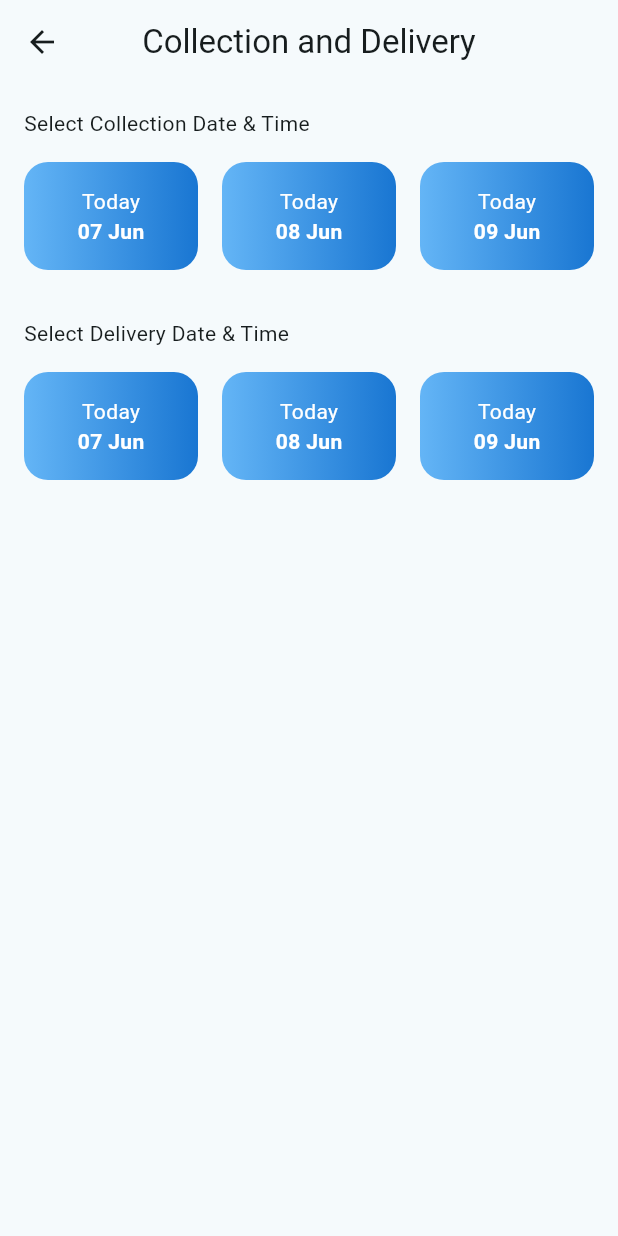
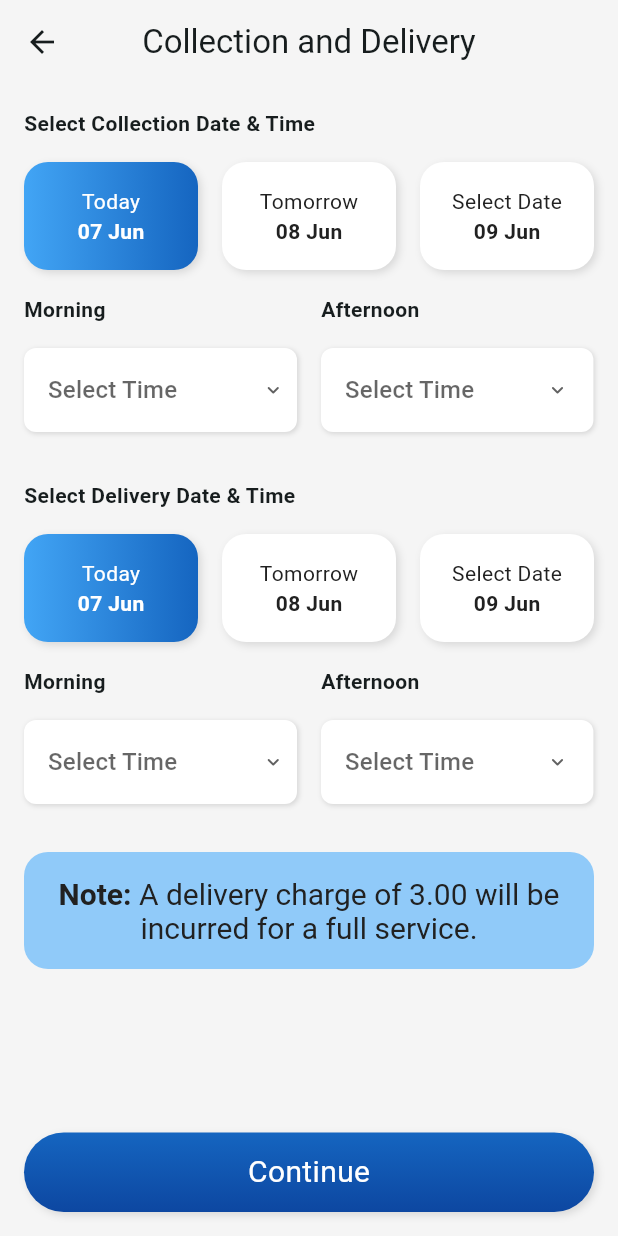
Before and after one commit to dizayn3r/Flutter-Task, a Flutter app: the CollectionDeliveryScreen screen opened directly, on a phone screen of 412 x 824 dp. Run offline on Flutter 3.47's test engine with Material 3 defaults, Android fonts, the phone set to English and light mode, and no system bars; our stand-ins replace image_picker.

Commit message:
collection and delivery date and time

```diff
--- /dev/null
+++ b/lib/core/enums/time_slots.dart
@@ -0,0 +1,20 @@
+class MorningSlots {
+  static const List<String> slots = [
+    "7:00am - 8:00am",
+    "8:00am - 9:00am",
+    "9:00am - 10:00am",
+    "10:00am - 11:00am",
+    "11:00am - 12:00am",
+  ];
+}
+
+class AfternoonSlots {
+  static const List<String> slots = [
+    "12:00pm - 1:00pm",
+    "1:00pm - 2:00pm",
+    "2:00pm - 3:00pm",
+    "3:00pm - 4:00pm",
+    "4:00pm - 5:00pm",
+    "5:00pm - 6:00pm",
+  ];
+}
--- a/lib/ui/screens/collection_delivery/collection_delivery_screen.dart
+++ b/lib/ui/screens/collection_delivery/collection_delivery_screen.dart
@@ -1,4 +1,9 @@
+import 'dart:developer';
+
 import 'package:flutter/material.dart';
+import 'package:flutter_interview_task/ui/widgets/collection_delivery/date_radio_button.dart';
+import 'package:flutter_interview_task/ui/widgets/collection_delivery/time_slot_selection.dart';
+import 'package:flutter_interview_task/ui/widgets/show_snackbar.dart';
 import 'package:intl/intl.dart';
 
 class CollectionDeliveryScreen extends StatefulWidget {
@@ -10,215 +15,243 @@ class CollectionDeliveryScreen extends StatefulWidget {
 
 class _CollectionDeliveryScreenState extends State<CollectionDeliveryScreen> {
   DateTime now = DateTime.now();
+  DateTime? collectionDate;
+  String? collectionMorningTimeSlot;
+  String? collectionAfternoonTimeSlot;
+  DateTime? deliveryDate;
+  String? deliveryMorningTimeSlot;
+  String? deliveryAfternoonTimeSlot;
+
+  @override
+  void initState() {
+    collectionDate = now;
+    deliveryDate = now;
+    super.initState();
+  }
 
   @override
   Widget build(BuildContext context) {
     return Scaffold(
+      backgroundColor: const Color(0xFFF5F5F5),
       appBar: AppBar(
         title: const Text("Collection and Delivery"),
+        backgroundColor: const Color(0xFFF5F5F5),
       ),
       body: Padding(
         padding: const EdgeInsets.all(16.0),
         child: Column(
           crossAxisAlignment: CrossAxisAlignment.start,
           children: [
-            const Text("Select Collection Date & Time"),
+            const Text(
+              "Select Collection Date & Time",
+              style: TextStyle(
+                fontWeight: FontWeight.bold,
+              ),
+            ),
             const SizedBox(height: 16.0),
             Row(
               children: [
+                /// Today
                 Expanded(
-                  child: Container(
-                    padding: const EdgeInsets.all(16.0),
-                    decoration: BoxDecoration(
-                      gradient: LinearGradient(
-                        colors: [Colors.blue.shade300, Colors.blue.shade700],
-                        begin: Alignment.centerLeft,
-                        end: Alignment.centerRight,
-                      ),
-                      borderRadius: BorderRadius.circular(16.0),
-                    ),
-                    child: Column(
-                      children: [
-                        const Text(
-                          "Today",
-                          style: TextStyle(
-                            color: Colors.white,
-                          ),
-                        ),
-                        Text(
-                          DateFormat("dd MMM").format(now),
-                          style: const TextStyle(
-                            color: Colors.white,
-                            fontWeight: FontWeight.bold,
-                          ),
-                        ),
-                      ],
-                    ),
+                  child: DateRadioButton(
+                    value: collectionDate!,
+                    groupValue: now,
+                    onChanged: (value) {
+                      setState(() {
+                        collectionDate = value;
+                      });
+                    },
                   ),
                 ),
                 const SizedBox(width: 16.0),
+
+                /// Tomorrow
                 Expanded(
-                  child: Container(
-                    padding: const EdgeInsets.all(16.0),
-                    decoration: BoxDecoration(
-                      gradient: LinearGradient(
-                        colors: [Colors.blue.shade300, Colors.blue.shade700],
-                        begin: Alignment.centerLeft,
-                        end: Alignment.centerRight,
-                      ),
-                      borderRadius: BorderRadius.circular(16.0),
-                    ),
-                    child: Column(
-                      children: [
-                        const Text(
-                          "Today",
-                          style: TextStyle(
-                            color: Colors.white,
-                          ),
-                        ),
-                        Text(
-                          DateFormat("dd MMM").format(now.add(const Duration(days: 1))),
-                          style: const TextStyle(
-                            color: Colors.white,
-                            fontWeight: FontWeight.bold,
-                          ),
-                        ),
-                      ],
-                    ),
+                  child: DateRadioButton(
+                    value: collectionDate!,
+                    groupValue: now.add(const Duration(days: 1)),
+                    onChanged: (value) {
+                      setState(() {
+                        collectionDate = value;
+                      });
+                    },
                   ),
                 ),
                 const SizedBox(width: 16.0),
+
+                /// Day After tomorrow
                 Expanded(
-                  child: Container(
-                    padding: const EdgeInsets.all(16.0),
-                    decoration: BoxDecoration(
-                      gradient: LinearGradient(
-                        colors: [Colors.blue.shade300, Colors.blue.shade700],
-                        begin: Alignment.centerLeft,
-                        end: Alignment.centerRight,
-                      ),
-                      borderRadius: BorderRadius.circular(16.0),
-                    ),
-                    child: Column(
-                      children: [
-                        const Text(
-                          "Today",
-                          style: TextStyle(
-                            color: Colors.white,
-                          ),
-                        ),
-                        Text(
-                          DateFormat("dd MMM").format(now.add(const Duration(days: 2))),
-                          style: const TextStyle(
-                            color: Colors.white,
-                            fontWeight: FontWeight.bold,
-                          ),
-                        ),
-                      ],
-                    ),
+                  child: DateRadioButton(
+                    value: collectionDate!,
+                    groupValue: now.add(const Duration(days: 2)),
+                    onChanged: (value) {
+                      setState(() {
+                        collectionDate = value;
+                      });
+                    },
                   ),
                 ),
               ],
             ),
+            const SizedBox(height: 16.0),
+            TimeSlotSelection(
+              morningTimeslot: collectionMorningTimeSlot,
+              afternoonTimeslot: collectionAfternoonTimeSlot,
+              onMorningTimeslotChanged: (value) {
+                setState(() {
+                  collectionAfternoonTimeSlot = null;
+                  collectionMorningTimeSlot = value;
+                });
+              },
+              onAfternoonTimeslotChanged: (value) {
+                setState(() {
+                  collectionMorningTimeSlot = null;
+                  collectionAfternoonTimeSlot = value;
+                });
+              },
+            ),
             const SizedBox(height: 32.0),
-            const Text("Select Delivery Date & Time"),
+            const Text(
+              "Select Delivery Date & Time",
+              style: TextStyle(
+                fontWeight: FontWeight.bold,
+              ),
+            ),
             const SizedBox(height: 16.0),
             Row(
               children: [
+                /// Today
                 Expanded(
-                  child: Container(
-                    padding: const EdgeInsets.all(16.0),
-                    decoration: BoxDecoration(
-                      gradient: LinearGradient(
-                        colors: [Colors.blue.shade300, Colors.blue.shade700],
-                        begin: Alignment.centerLeft,
-                        end: Alignment.centerRight,
-                      ),
-                      borderRadius: BorderRadius.circular(16.0),
-                    ),
-                    child: Column(
-                      children: [
-                        const Text(
-                          "Today",
-                          style: TextStyle(
-                            color: Colors.white,
-                          ),
-                        ),
-                        Text(
-                          DateFormat("dd MMM").format(now),
-                          style: const TextStyle(
-                            color: Colors.white,
-                            fontWeight: FontWeight.bold,
-                          ),
-                        ),
-                      ],
-                    ),
+                  child: DateRadioButton(
+                    value: deliveryDate!,
+                    groupValue: now,
+                    onChanged: (value) {
+                      setState(() {
+                        deliveryDate = value;
+                      });
+                    },
                   ),
                 ),
                 const SizedBox(width: 16.0),
+
+                /// Tomorrow
                 Expanded(
-                  child: Container(
-                    padding: const EdgeInsets.all(16.0),
-                    decoration: BoxDecoration(
-                      gradient: LinearGradient(
-                        colors: [Colors.blue.shade300, Colors.blue.shade700],
-                        begin: Alignment.centerLeft,
-                        end: Alignment.centerRight,
-                      ),
-                      borderRadius: BorderRadius.circular(16.0),
-                    ),
-                    child: Column(
-                      children: [
-                        const Text(
-                          "Today",
-                          style: TextStyle(
-                            color: Colors.white,
-                          ),
-                        ),
-                        Text(
-                          DateFormat("dd MMM").format(now.add(const Duration(days: 1))),
-                          style: const TextStyle(
-                            color: Colors.white,
-                            fontWeight: FontWeight.bold,
-                          ),
-                        ),
-                      ],
-                    ),
+                  child: DateRadioButton(
+                    value: deliveryDate!,
+                    groupValue: now.add(const Duration(days: 1)),
+                    onChanged: (value) {
+                      setState(() {
+                        deliveryDate = value;
+                      });
+                    },
                   ),
                 ),
                 const SizedBox(width: 16.0),
+
+                /// Day After tomorrow
                 Expanded(
-                  child: Container(
-                    padding: const EdgeInsets.all(16.0),
-                    decoration: BoxDecoration(
-                      gradient: LinearGradient(
-                        colors: [Colors.blue.shade300, Colors.blue.shade700],
-                        begin: Alignment.centerLeft,
-                        end: Alignment.centerRight,
-                      ),
-                      borderRadius: BorderRadius.circular(16.0),
-                    ),
-                    child: Column(
-                      children: [
-                        const Text(
-                          "Today",
-                          style: TextStyle(
-                            color: Colors.white,
-                          ),
-                        ),
-                        Text(
-                          DateFormat("dd MMM").format(now.add(const Duration(days: 2))),
-                          style: const TextStyle(
-                            color: Colors.white,
-                            fontWeight: FontWeight.bold,
-                          ),
-                        ),
-                      ],
-                    ),
+                  child: DateRadioButton(
+                    value: deliveryDate!,
+                    groupValue: now.add(const Duration(days: 2)),
+                    onChanged: (value) {
+                      setState(() {
+                        deliveryDate = value;
+                      });
+                    },
                   ),
                 ),
               ],
             ),
+            const SizedBox(height: 16.0),
+            TimeSlotSelection(
+              morningTimeslot: deliveryMorningTimeSlot,
+              afternoonTimeslot: deliveryAfternoonTimeSlot,
+              onMorningTimeslotChanged: (value) {
+                setState(() {
+                  deliveryAfternoonTimeSlot = null;
+                  deliveryMorningTimeSlot = value;
+                });
+              },
+              onAfternoonTimeslotChanged: (value) {
+                setState(() {
+                  deliveryMorningTimeSlot = null;
+                  deliveryAfternoonTimeSlot = value;
+                });
+              },
+            ),
+            const SizedBox(height: 32.0),
+            Container(
+              padding: const EdgeInsets.all(16.0),
+              decoration: BoxDecoration(
+                color: Colors.blue.shade200,
+                borderRadius: BorderRadius.circular(16.0),
+              ),
+              child: RichText(
+                textAlign: TextAlign.center,
+                text: TextSpan(
+                  children: [
+                    TextSpan(
+                      text: "Note: ",
+                      style: TextStyle(
+                        color: Colors.grey.shade900,
+                        fontSize: 20.0,
+                        fontWeight: FontWeight.bold,
+                      ),
+                    ),
+                    TextSpan(
+                      text: "A delivery charge of 3.00 will be incurred for a full service.",
+                      style: TextStyle(
+                        color: Colors.grey.shade900,
+                        fontSize: 20.0,
+                      ),
+                    ),
+                  ],
+                ),
+              ),
+            ),
+            const Spacer(),
+            InkWell(
+              onTap: () {
+                if (!collectionDate!.isBefore(deliveryDate!)) {
+                  showSnackBar(
+                    context: context,
+                    text: "Delivery Date should be after collection date",
+                    color: Colors.red,
+                  );
+                } else {
+                  log("Collection Date: ${DateFormat("dd MMM").format(collectionDate!)}");
+                  log("Collection Timeslot: $collectionMorningTimeSlot, $collectionAfternoonTimeSlot");
+                  log("Delivery Date: ${DateFormat("dd MMM").format(deliveryDate!)}");
+                  log("Delivery Timeslot: $deliveryMorningTimeSlot, $deliveryAfternoonTimeSlot");
+                }
+              },
+              child: Container(
+                alignment: Alignment.center,
+                padding: const EdgeInsets.all(12.0),
+                decoration: BoxDecoration(
+                  gradient: LinearGradient(
+                    colors: [Colors.blue.shade800, Colors.blue.shade900],
+                    begin: Alignment.topCenter,
+                    end: Alignment.bottomCenter,
+                  ),
+                  borderRadius: BorderRadius.circular(40.0),
+                  boxShadow: const [
+                    BoxShadow(
+                      color: Colors.black12,
+                      offset: Offset(2, 2),
+                      blurRadius: 4,
+                    ),
+                  ],
+                ),
+                child: const Text(
+                  "Continue",
+                  style: TextStyle(
+                    color: Colors.white,
+                    fontSize: 20.0,
+                  ),
+                ),
+              ),
+            )
           ],
         ),
       ),
--- /dev/null
+++ b/lib/ui/widgets/collection_delivery/date_radio_button.dart
@@ -0,0 +1,87 @@
+import 'package:flutter/material.dart';
+import 'package:intl/intl.dart';
+
+class DateRadioButton extends StatefulWidget {
+  final DateTime value;
+  final DateTime groupValue;
+  final Color? unselectedColor;
+  final Color? selectedColor;
+  final Function(DateTime)? onChanged;
+
+  const DateRadioButton({
+    super.key,
+    required this.value,
+    required this.groupValue,
+    this.selectedColor,
+    this.unselectedColor,
+    this.onChanged,
+  });
+
+  @override
+  State<DateRadioButton> createState() => _DateRadioButtonState();
+}
+
+class _DateRadioButtonState extends State<DateRadioButton> {
+  @override
+  Widget build(BuildContext context) {
+    return InkWell(
+      onTap: () {
+        bool selected = widget.value != widget.groupValue;
+        if (selected) {
+          widget.onChanged!(widget.groupValue);
+        }
+      },
+      borderRadius: BorderRadius.circular(16.0),
+      child: Container(
+        padding: const EdgeInsets.all(16.0),
+        decoration: BoxDecoration(
+          gradient: LinearGradient(
+            colors: widget.value == widget.groupValue
+                ? [Colors.blue.shade400, Colors.blue.shade800]
+                : [Colors.white, Colors.white],
+            begin: Alignment.centerLeft,
+            end: Alignment.centerRight,
+          ),
+          borderRadius: BorderRadius.circular(16.0),
+          boxShadow: const [
+            BoxShadow(
+              color: Colors.black12,
+              offset: Offset(2, 2),
+              blurRadius: 4,
+            ),
+          ],
+        ),
+        child: Column(
+          children: [
+            Text(
+              getDateTitle(widget.groupValue),
+              style: TextStyle(
+                color: widget.value == widget.groupValue ? Colors.white : Colors.grey.shade900,
+              ),
+            ),
+            Text(
+              DateFormat("dd MMM").format(widget.groupValue),
+              style: TextStyle(
+                color: widget.value == widget.groupValue ? Colors.white : Colors.grey.shade900,
+                fontWeight: FontWeight.bold,
+              ),
+            ),
+          ],
+        ),
+      ),
+    );
+  }
+}
+
+getDateTitle(DateTime time) {
+  DateTime today = DateTime.now();
+  DateTime tomorrow = today.add(const Duration(days: 1));
+  String date = DateFormat("dd").format(time);
+  if (date == DateFormat("dd").format(today)) {
+    return "Today";
+  } else if (DateFormat("dd").format(time) == DateFormat("dd").format(tomorrow)) {
+    return "Tomorrow";
+  } else {
+    return "Select Date";
+  }
+}
--- /dev/null
+++ b/lib/ui/widgets/collection_delivery/time_slot_selection.dart
@@ -0,0 +1,138 @@
+import 'package:flutter/material.dart';
+
+import '../../../core/enums/time_slots.dart';
+
+class TimeSlotSelection extends StatelessWidget {
+  final String? morningTimeslot;
+  final String? afternoonTimeslot;
+  final Function(String?)? onMorningTimeslotChanged;
+  final Function(String?)? onAfternoonTimeslotChanged;
+
+  const TimeSlotSelection({
+    super.key,
+    required this.morningTimeslot,
+    required this.afternoonTimeslot,
+    this.onMorningTimeslotChanged,
+    this.onAfternoonTimeslotChanged,
+  });
+
+  @override
+  Widget build(BuildContext context) {
+    return Row(
+      children: [
+        /// Morning Time Slots
+        Expanded(
+          child: Column(
+            crossAxisAlignment: CrossAxisAlignment.start,
+            children: [
+              const Text(
+                "Morning",
+                style: TextStyle(
+                  fontWeight: FontWeight.bold,
+                ),
+              ),
+              const SizedBox(height: 16.0),
+              Container(
+                padding: const EdgeInsets.all(16.0),
+                decoration: BoxDecoration(
+                  color: Colors.white,
+                  borderRadius: BorderRadius.circular(8.0),
+                  boxShadow: const [
+                    BoxShadow(
+                      color: Colors.black12,
+                      offset: Offset(1, 1),
+                      blurRadius: 2,
+                    ),
+                  ],
+                ),
+                child: DropdownButtonHideUnderline(
+                  child: DropdownButton<String>(
+                    value: morningTimeslot,
+                    hint: const Text("Select Time"),
+                    isDense: true,
+                    icon: const Icon(
+                      Icons.keyboard_arrow_down_rounded,
+                      size: 16.0,
+                    ),
+                    onChanged: onMorningTimeslotChanged,
+                    items: MorningSlots.slots.map<DropdownMenuItem<String>>(
+                      (String value) {
+                        return DropdownMenuItem<String>(
+                          value: value,
+                          child: Text(
+                            value,
+                            style: TextStyle(
+                              fontSize: 16.0,
+                              color: Colors.grey.shade900.withOpacity(0.75),
+                            ),
+                          ),
+                        );
+                      },
+                    ).toList(),
+                  ),
+                ),
+              ),
+            ],
+          ),
+        ),
+        const SizedBox(width: 16.0),
+
+        /// Afternoon Time Slots
+        Expanded(
+          child: Column(
+            crossAxisAlignment: CrossAxisAlignment.start,
+            children: [
+              const Text(
+                "Afternoon",
+                style: TextStyle(
+                  fontWeight: FontWeight.bold,
+                ),
+              ),
+              const SizedBox(height: 16.0),
+              Container(
+                padding: const EdgeInsets.all(16.0),
+                decoration: BoxDecoration(
+                  color: Colors.white,
+                  borderRadius: BorderRadius.circular(8.0),
+                  boxShadow: const [
+                    BoxShadow(
+                      color: Colors.black12,
+                      offset: Offset(1, 1),
+                      blurRadius: 2,
+                    ),
+                  ],
+                ),
+                child: DropdownButtonHideUnderline(
+                  child: DropdownButton<String>(
+                    value: afternoonTimeslot,
+                    hint: const Text("Select Time"),
+                    isDense: true,
+                    icon: const Icon(
+                      Icons.keyboard_arrow_down_rounded,
+                      size: 16.0,
+                    ),
+                    onChanged: onAfternoonTimeslotChanged,
+                    items: AfternoonSlots.slots.map<DropdownMenuItem<String>>(
+                      (String value) {
+                        return DropdownMenuItem<String>(
+                          value: value,
+                          child: Text(
+                            value,
+                            style: TextStyle(
+                              fontSize: 16.0,
+                              color: Colors.grey.shade900.withOpacity(0.75),
+                            ),
+                          ),
+                        );
+                      },
+                    ).toList(),
+                  ),
+                ),
+              ),
+            ],
+          ),
+        )
+      ],
+    );
+  }
+}
--- a/lib/ui/widgets/show_snackbar.dart
+++ b/lib/ui/widgets/show_snackbar.dart
@@ -5,7 +5,8 @@ showSnackBar({required BuildContext context, required String text, Color? color}
     SnackBar(
       content: Text(text),
       backgroundColor: color ?? Theme.of(context).snackBarTheme.backgroundColor,
-      duration: const Duration(milliseconds: 400),
+      behavior: SnackBarBehavior.floating,
+      duration: const Duration(seconds: 1),
       shape: RoundedRectangleBorder(
         borderRadius: BorderRadius.circular(4.0),
       ),
```
